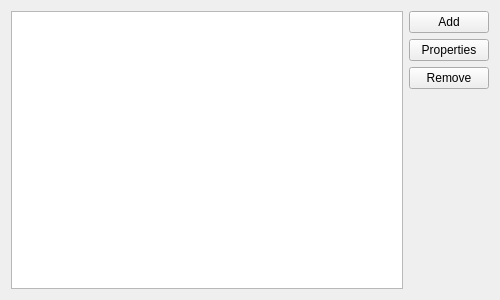
Before: the Qt Designer form src/tools.ui in google-code-export/kmediafactory, drawn with Qt 5.
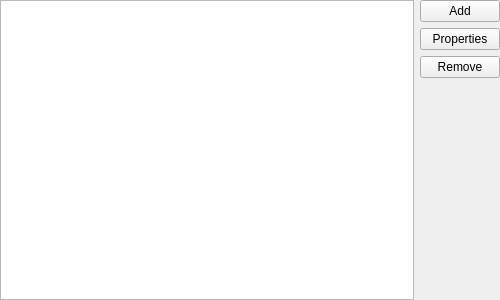
After: the same form once the commit is applied. Custom widgets are drawn as their Qt base class.

Commit message: tools dialog

The edit to the form file:
```diff
--- a/src/tools.ui
+++ b/src/tools.ui
@@ -19,27 +19,38 @@
    <string>Tools</string>
   </property>
   <layout class="QHBoxLayout" >
-   <property name="margin" >
-    <number>11</number>
-   </property>
    <property name="spacing" >
-    <number>6</number>
+    <number>-1</number>
+   </property>
+   <property name="leftMargin" >
+    <number>0</number>
+   </property>
+   <property name="topMargin" >
+    <number>0</number>
+   </property>
+   <property name="rightMargin" >
+    <number>0</number>
+   </property>
+   <property name="bottomMargin" >
+    <number>0</number>
    </property>
    <item>
     <widget class="QTreeView" name="toolsListView" >
+     <property name="alternatingRowColors" >
+      <bool>true</bool>
+     </property>
+     <property name="rootIsDecorated" >
+      <bool>false</bool>
+     </property>
+     <property name="uniformRowHeights" >
+      <bool>true</bool>
+     </property>
+     <property name="itemsExpandable" >
+      <bool>false</bool>
+     </property>
      <property name="allColumnsShowFocus" >
       <bool>true</bool>
      </property>
-     <column>
-      <property name="text" >
-       <string>Name</string>
-      </property>
-     </column>
-     <column>
-      <property name="text" >
-       <string>Description</string>
-      </property>
-     </column>
     </widget>
    </item>
    <item>
```
Left out of the diff: 31 changed lines with no effect on the pictures. The commit also changes 5 other files.
